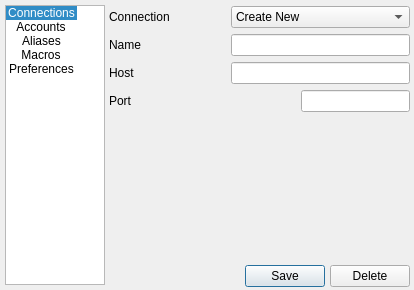
This is src/devclient/gui_src/gui_option.ui in develer-staff/devclient as Qt 5 draws it before an edit. The edited form follows.
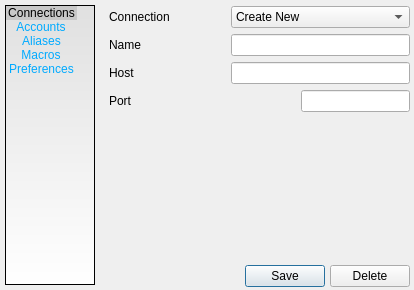
This is the edited form. Icons and pictures are not drawn.

Commit message: aggiunto stile alla lista delle opzioni

What changed in the file:
```diff
--- a/src/devclient/gui_src/gui_option.ui
+++ b/src/devclient/gui_src/gui_option.ui
@@ -20,12 +20,12 @@
     <rect>
      <x>5</x>
      <y>5</y>
-     <width>100</width>
+     <width>90</width>
      <height>280</height>
     </rect>
    </property>
    <property name="styleSheet" >
-    <string/>
+    <string>QListWidget { background-color: qlineargradient(x1: 0, y1: 0, x2: 0, y2: 1, stop: 0 #E0E0E0, stop: 1 #FFFFFF); color: #00AAFF;selection-background-color: #C8C8C8;selection-color:#000000;font: bold 10px "Verdana";  }</string>
    </property>
    <property name="horizontalScrollBarPolicy" >
     <enum>Qt::ScrollBarAlwaysOff</enum>
```
Left out of the diff: 3 changed lines with no effect on the pictures. The commit also changes 1 other file.
